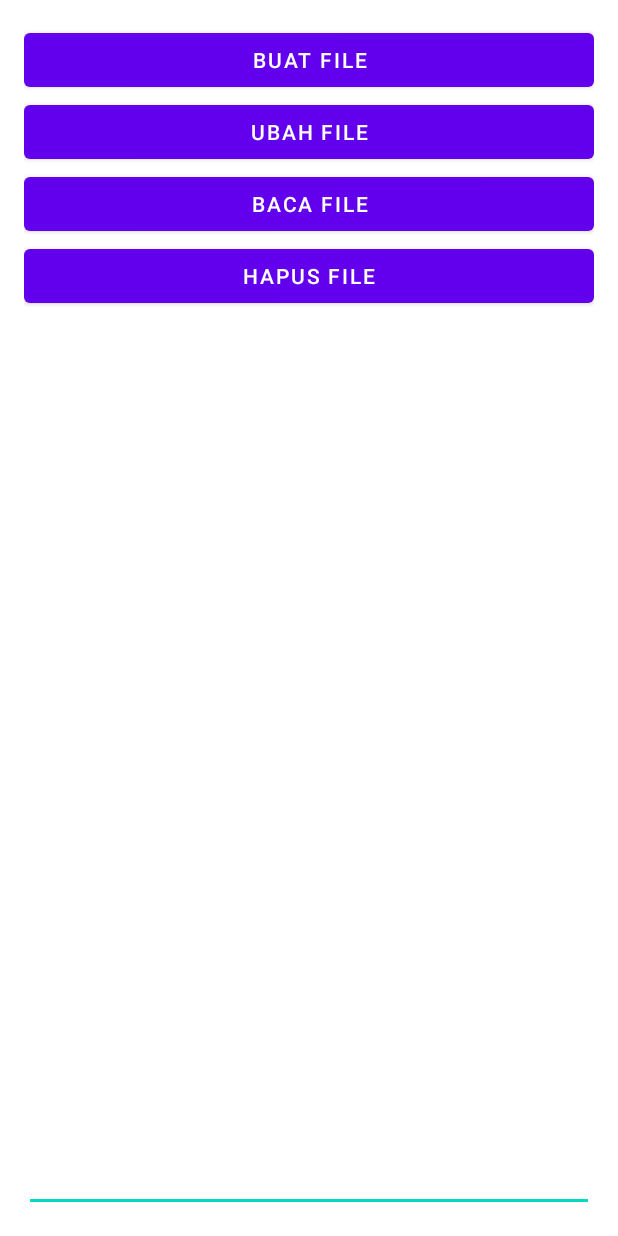
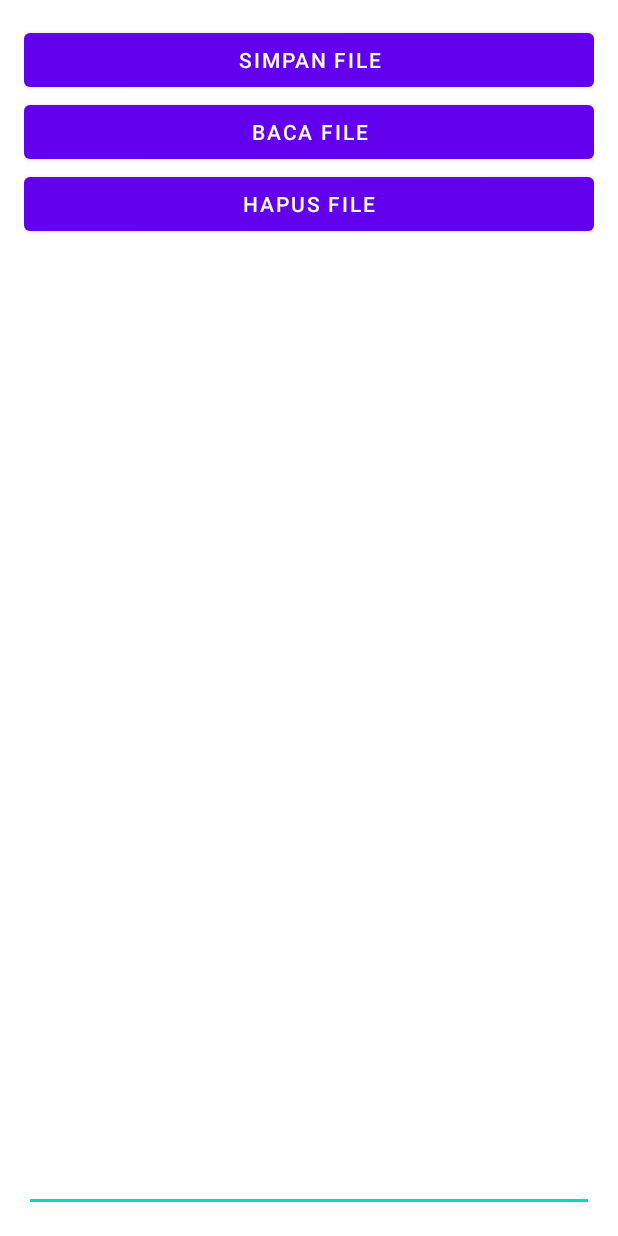
Before and after one commit to Zygen1/vsga-2024, an Android app: the MainActivity screen opened directly, with no data from a screen before it, on a phone screen of 412 x 824 dp. Run offline under Robolectric (Android 15) with nearby library versions, the phone set to English and light mode, and no system bars.

Commit message:
Membuat fitur baca dan hapus file

```diff
--- a/app/src/main/java/com/lamdapratama/vsga2024/MainActivity.java
+++ b/app/src/main/java/com/lamdapratama/vsga2024/MainActivity.java
@@ -2,9 +2,7 @@ package com.lamdapratama.vsga2024;
 
 import android.os.Bundle;
 import android.view.View;
-import android.widget.Button;
 import android.widget.EditText;
-import android.widget.TextView;
 
 import androidx.activity.EdgeToEdge;
 import androidx.appcompat.app.AppCompatActivity;
@@ -16,12 +14,10 @@ import java.io.BufferedReader;
 import java.io.File;
 import java.io.FileOutputStream;
 import java.io.FileReader;
+import java.io.IOException;
 
 public class MainActivity extends AppCompatActivity /*implements View.OnClickListener*/ {
 
-    /*public static final String FILENAME = "nama_file.txt";
-    Button buatFile, ubahFile, bacaFile, hapusFile;
-    TextView textBaca;*/
 
     private static final String FILENAME = "catatan.text";
     private EditText editText;
@@ -37,19 +33,9 @@ public class MainActivity extends AppCompatActivity /*implements View.OnClickLis
             return insets;
         });
 
+        editText = findViewById(R.id.edit_text);
 
-        /*buatFile = findViewById(R.id.btn_buat_file);
-        ubahFile = findViewById(R.id.btn_ubah_file);
-        bacaFile = findViewById(R.id.btn_baca_file);
-        hapusFile = findViewById(R.id.btn_hapus_file);
-        textBaca = findViewById(R.id.text_baca);
-
-        buatFile.setOnClickListener(this);
-        ubahFile.setOnClickListener(this);
-        bacaFile.setOnClickListener(this);
-        hapusFile.setOnClickListener(this);*/
-
-        editText = findViewById(R.id.edit_text);
+        bacaFile();
     }
 
     private void buatFile(){
@@ -67,88 +53,43 @@ public class MainActivity extends AppCompatActivity /*implements View.OnClickLis
         }
     }
 
-    public void onClick(View view){
-        if(view.getId() == R.id.btn_buat_file){
-            buatFile();
-        }
-    }
-
-    /*void buatFile() {
-        String isiFile = "Coba isi Data File Text";
+    private void bacaFile(){
         File file = new File(getFilesDir(), FILENAME);
-
-        FileOutputStream outputStream;
-        try{
-            file.createNewFile();
-            outputStream = new FileOutputStream(file);
-            outputStream.write(isiFile.getBytes());
-            outputStream.flush();
-            outputStream.close();
-        }catch (Exception e){
-            e.printStackTrace();
-        }
-    }
-
-    void ubahFile() {
-        String ubah = "Update Isi Data File Text";
-        File file = new File(getFilesDir(), FILENAME);
-        FileOutputStream outputStream;
-        try {
-            file.createNewFile();
-            outputStream = new FileOutputStream(file, false);
-            outputStream.write(ubah.getBytes());
-            outputStream.flush();
-            outputStream.close();
-        } catch (Exception e) {
-            e.printStackTrace();
-        }
-    }
-
-    void bacaFile(){
-        File sdCard = getFilesDir();
-        File file = new File(sdCard, FILENAME);
-
         if(file.exists()){
             StringBuilder text = new StringBuilder();
-
             try{
                 BufferedReader br = new BufferedReader(new FileReader(file));
-
                 String line = br.readLine();
-
                 while(line != null){
                     text.append(line);
                     line = br.readLine();
                 }
                 br.close();
-            }catch (Exception e){
-                System.out.println("Error: " + e.getMessage());
+            }catch(IOException e){
+                e.printStackTrace();
             }
-            textBaca.setText(text.toString());
+            editText.setText(text);
+        }else{
+            editText.setText("");
         }
     }
 
-    void hapusFile(){
+    private void hapusFile(){
         File file = new File(getFilesDir(), FILENAME);
-        if (file.exists()) {
+        if(file.exists()){
             file.delete();
+            editText.setText("");
         }
     }
 
-    @Override
-    public void onClick(View v) {
-        jalankanPerintah(v.getId());
-    }
-
-    public void jalankanPerintah(int id) {
-        if(id == R.id.btn_buat_file){
+    public void onClick(View view){
+        if(view.getId() == R.id.btn_buat_file){
             buatFile();
-        }else if(id == R.id.btn_baca_file){
+        }else if(view.getId() == R.id.btn_baca_file){
             bacaFile();
-        }else if(id == R.id.btn_ubah_file){
-            ubahFile();
-        }else if(id == R.id.btn_hapus_file){
+        }
+        else if(view.getId() == R.id.btn_hapus_file){
             hapusFile();
         }
-    }*/
+    }
 }
--- a/app/src/main/res/layout/activity_main.xml
+++ b/app/src/main/res/layout/activity_main.xml
@@ -12,38 +12,22 @@
         android:id="@+id/btn_buat_file"
         android:layout_width="match_parent"
         android:layout_height="wrap_content"
-        android:text="@string/buat_file"
+        android:text="@string/simpan_file"
         android:onClick="onClick"/>
-
-    <Button
-        android:id="@+id/btn_ubah_file"
-        android:layout_width="match_parent"
-        android:layout_height="wrap_content"
-        android:text="@string/ubah_file" />
 
     <Button
         android:id="@+id/btn_baca_file"
         android:layout_width="match_parent"
         android:layout_height="wrap_content"
-        android:text="@string/baca_file" />
+        android:text="@string/baca_file"
+        android:onClick="onClick"/>
 
     <Button
         android:id="@+id/btn_hapus_file"
         android:layout_width="match_parent"
         android:layout_height="wrap_content"
-        android:text="@string/hapus_file" />
-
-    <!--<TextView
-        android:id="@+id/text_baca"
-        android:layout_width="match_parent"
-        android:layout_height="210dp"
-        android:background="@android:color/darker_gray"
-        android:ems="10"
-        android:gravity="top|start"
-        android:padding="5dp"
-        android:textColorHint="#000"
-        android:hint="@string/hasil_baca_file"
-        android:inputType="textMultiLine"/>-->
+        android:text="@string/hapus_file"
+        android:onClick="onClick" />
 
     <EditText
         android:id="@+id/edit_text"
@@ -51,6 +35,6 @@
         android:layout_height="0dp"
         android:layout_weight="1"
         android:ems="10"
-        android:inputType="text"/>
+        android:inputType="textMultiLine"/>
 
 </LinearLayout>
--- a/app/src/main/res/values/strings.xml
+++ b/app/src/main/res/values/strings.xml
@@ -3,6 +3,5 @@
     <string name="hasil_baca_file">Hasil Baca File</string>
     <string name="hapus_file">HAPUS FILE</string>
     <string name="baca_file">BACA FILE</string>
-    <string name="ubah_file">UBAH FILE</string>
-    <string name="buat_file">BUAT FILE</string>
+    <string name="simpan_file">SIMPAN FILE</string>
 </resources>
```
